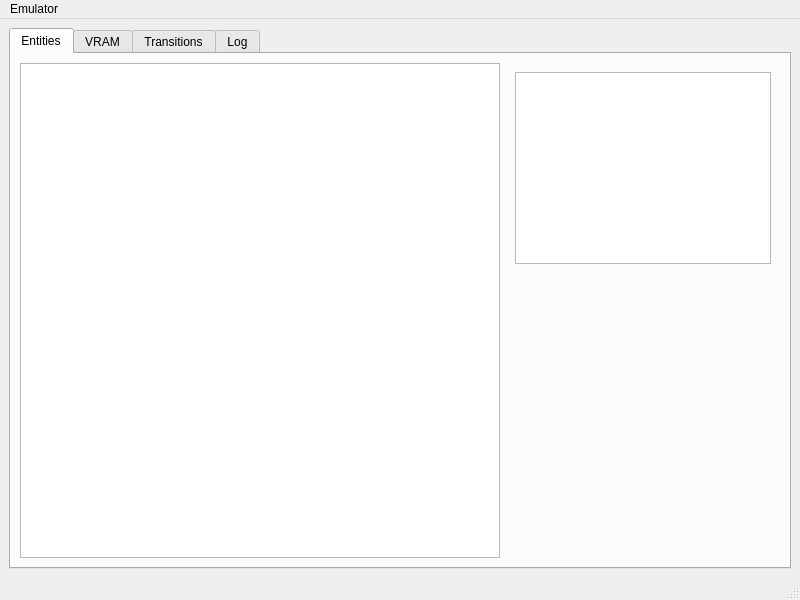
Before: the Qt Designer form mainwindow.ui in T4g1/TombaTools, drawn with Qt 5.
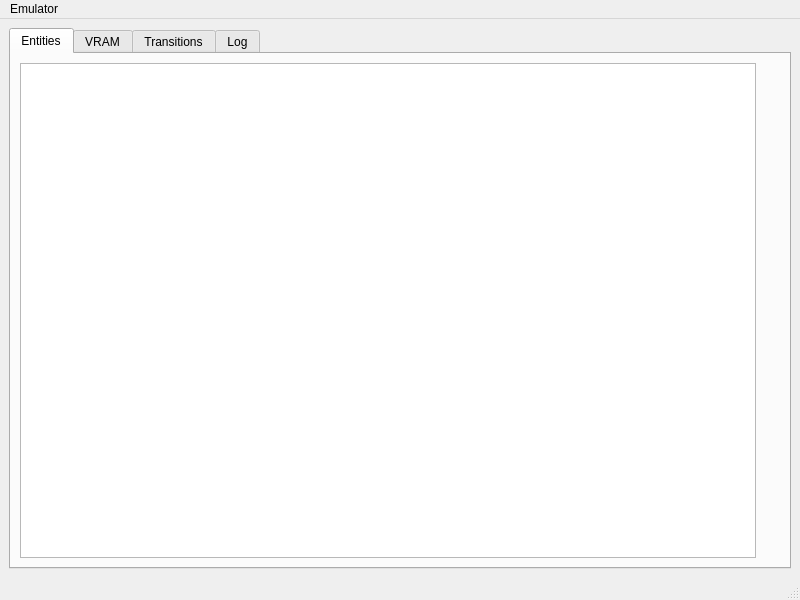
After: the same form once the commit is applied.

Commit message: [fix] Display preview for pickups and sort on values

Patch:
```diff
--- a/mainwindow.ui
+++ b/mainwindow.ui
@@ -26,59 +26,24 @@
        </attribute>
        <layout class="QHBoxLayout" name="horizontalLayout">
         <item>
-         <widget class="QTableView" name="entitiesTableView"/>
+         <widget class="QTableView" name="entitiesTableView">
+          <property name="contextMenuPolicy">
+           <enum>Qt::ContextMenuPolicy::CustomContextMenu</enum>
+          </property>
+          <property name="sortingEnabled">
+           <bool>true</bool>
+          </property>
+         </widget>
         </item>
         <item>
          <widget class="QWidget" name="entity_viewer" native="true">
-          <layout class="QVBoxLayout" name="entity_viewer_layout">
-           <item>
-            <widget class="QGraphicsView" name="entity_preview">
-             <property name="sizePolicy">
-              <sizepolicy hsizetype="Maximum" vsizetype="Maximum">
-               <horstretch>0</horstretch>
-               <verstretch>0</verstretch>
-              </sizepolicy>
-             </property>
-             <property name="mouseTracking">
-              <bool>true</bool>
-             </property>
-             <property name="autoFillBackground">
-              <bool>true</bool>
-             </property>
-             <property name="backgroundBrush">
-              <brush brushstyle="Dense2Pattern">
-               <color alpha="255">
-                <red>125</red>
-                <green>125</green>
-                <blue>125</blue>
-               </color>
-              </brush>
-             </property>
-             <property name="dragMode">
-              <enum>QGraphicsView::DragMode::ScrollHandDrag</enum>
-             </property>
-             <property name="transformationAnchor">
-              <enum>QGraphicsView::ViewportAnchor::AnchorUnderMouse</enum>
-             </property>
-             <property name="resizeAnchor">
-              <enum>QGraphicsView::ViewportAnchor::AnchorUnderMouse</enum>
-             </property>
-            </widget>
-           </item>
-           <item>
-            <spacer name="verticalSpacer">
-             <property name="orientation">
-              <enum>Qt::Orientation::Vertical</enum>
-             </property>
-             <property name="sizeHint" stdset="0">
-              <size>
-               <width>20</width>
-               <height>40</height>
-              </size>
-             </property>
-            </spacer>
-           </item>
-          </layout>
+          <property name="sizePolicy">
+           <sizepolicy hsizetype="Maximum" vsizetype="Minimum">
+            <horstretch>0</horstretch>
+            <verstretch>0</verstretch>
+           </sizepolicy>
+          </property>
+          <layout class="QVBoxLayout" name="entity_viewer_layout"/>
          </widget>
         </item>
        </layout>
```
The commit also changes 12 other files.
